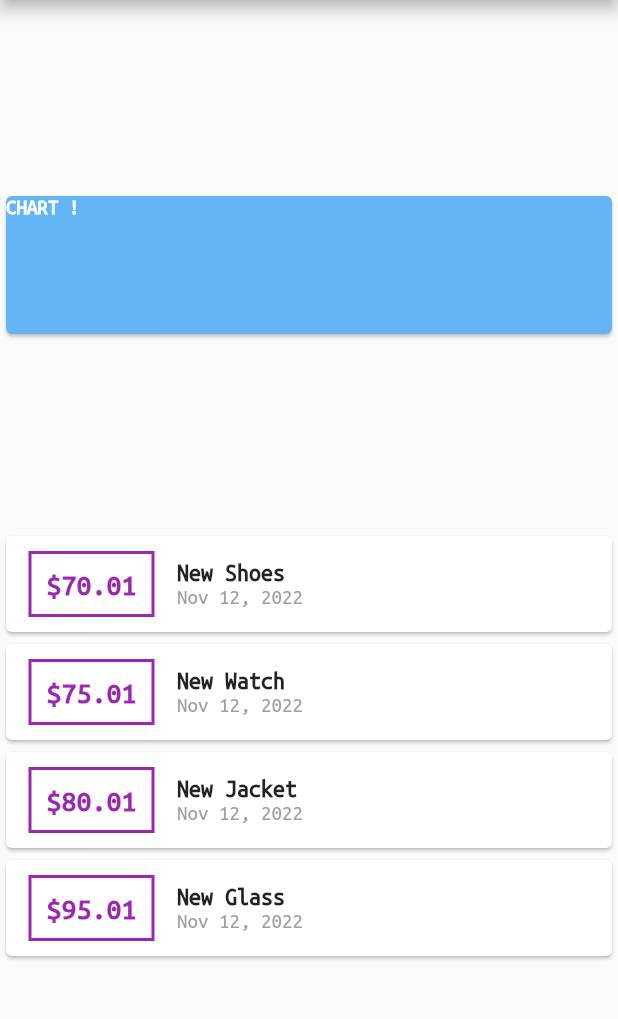
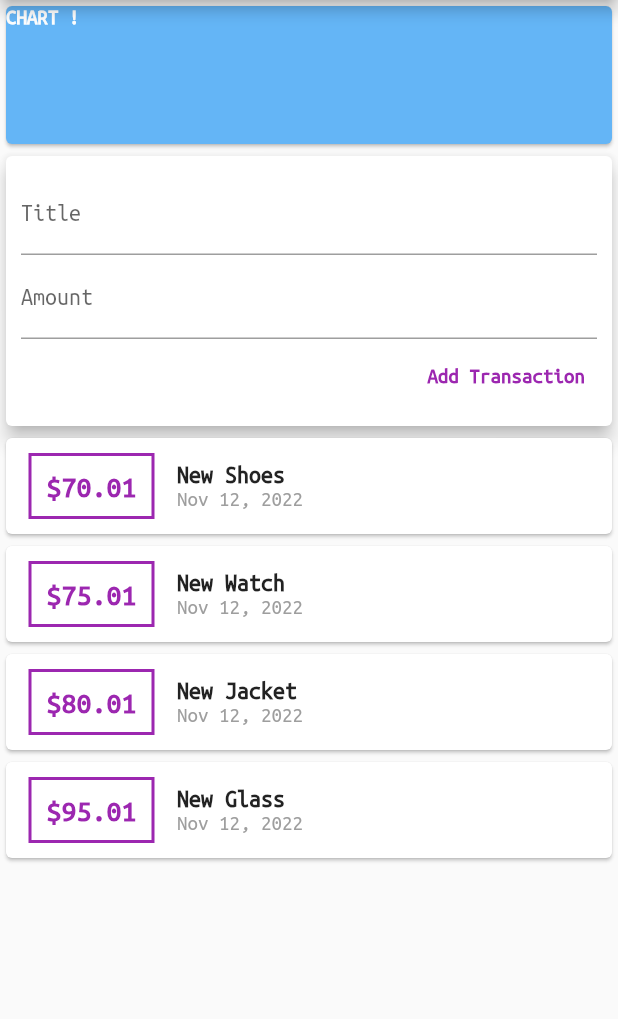
Before and after one commit to ImrulEmon/Personal_Expense, a Flutter app: the screen it shows after launch, on a phone screen of 412 x 824 dp, the part 84-1103 px from its top. Run offline on Flutter 3.47's test engine with Material 2 defaults, Android fonts, the phone set to English and light mode, and no system bars.

Commit message:
Input Field

```diff
--- a/lib/screens/home.dart
+++ b/lib/screens/home.dart
@@ -42,8 +42,8 @@ class Home extends StatelessWidget {
         title: Text('Personal Expense'),
       ),
       body: Column(
-        mainAxisAlignment: MainAxisAlignment.spaceEvenly,
-        crossAxisAlignment: CrossAxisAlignment.center,
+        //mainAxisAlignment: MainAxisAlignment.start,
+        crossAxisAlignment: CrossAxisAlignment.stretch,
         children: [
           Container(
             height: 100.0,
@@ -57,6 +57,37 @@ class Home extends StatelessWidget {
                   fontWeight: FontWeight.bold,
                 ),
                 //textAlign: TextAlign.center,
+              ),
+            ),
+          ),
+          Card(
+            elevation: 5,
+            child: Container(
+              padding: EdgeInsets.all(10),
+              child: Column(
+                crossAxisAlignment: CrossAxisAlignment.end,
+                children: [
+                  TextField(
+                    decoration: InputDecoration(
+                      labelText: 'Title',
+                    ),
+                  ),
+                  TextField(
+                    decoration: InputDecoration(
+                      labelText: 'Amount',
+                    ),
+                  ),
+                  TextButton(
+                    onPressed: () {},
+                    child: Text(
+                      'Add Transaction',
+                      style: TextStyle(
+                        fontWeight: FontWeight.bold,
+                        color: Colors.purple,
+                      ),
+                    ),
+                  ),
+                ],
               ),
             ),
           ),
```
